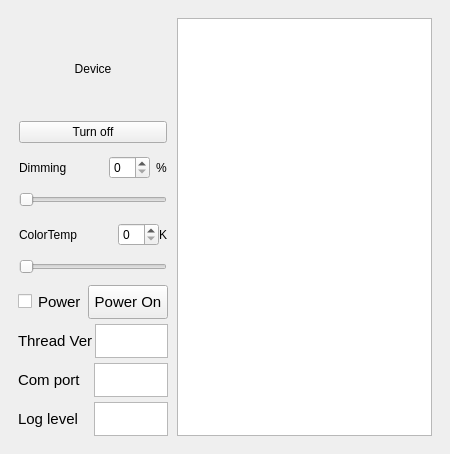
This is res/view/light.ui in Samsung/ioter as Qt 5 draws it before an edit. The edited form follows.
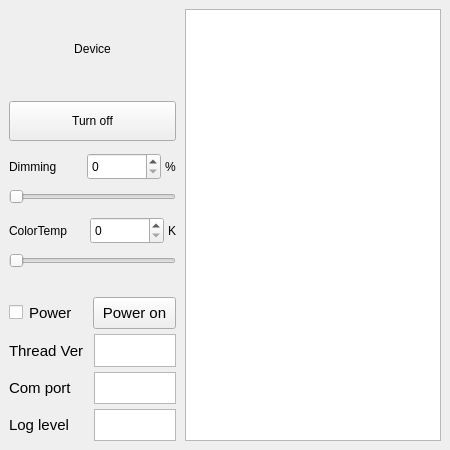
This is the edited form.

Patch:
```diff
--- a/res/view/light.ui
+++ b/res/view/light.ui
@@ -7,7 +7,7 @@
     <x>0</x>
     <y>0</y>
     <width>450</width>
-    <height>454</height>
+    <height>450</height>
    </rect>
   </property>
   <property name="windowTitle">
@@ -15,6 +15,18 @@
   </property>
   <widget class="QWidget" name="centralwidget">
    <layout class="QGridLayout" name="gridLayout" rowstretch="0" columnstretch="0">
+    <property name="leftMargin">
+     <number>0</number>
+    </property>
+    <property name="topMargin">
+     <number>0</number>
+    </property>
+    <property name="rightMargin">
+     <number>0</number>
+    </property>
+    <property name="bottomMargin">
+     <number>0</number>
+    </property>
     <property name="horizontalSpacing">
      <number>9</number>
     </property>
@@ -138,27 +150,33 @@
           </widget>
           <widget class="QWidget" name="page_2">
            <layout class="QVBoxLayout" name="verticalLayout_8">
+            <property name="spacing">
+             <number>0</number>
+            </property>
             <property name="leftMargin">
-             <number>1</number>
+             <number>0</number>
             </property>
             <property name="topMargin">
-             <number>1</number>
+             <number>0</number>
             </property>
             <property name="rightMargin">
-             <number>1</number>
+             <number>0</number>
             </property>
             <property name="bottomMargin">
-             <number>1</number>
+             <number>0</number>
             </property>
             <item>
-             <layout class="QVBoxLayout" name="verticalLayout_7" stretch="2,1,1">
+             <layout class="QVBoxLayout" name="verticalLayout_7" stretch="5,2,2,1">
               <property name="spacing">
-               <number>3</number>
+               <number>12</number>
+              </property>
+              <property name="bottomMargin">
+               <number>0</number>
               </property>
               <item>
-               <layout class="QVBoxLayout" name="verticalLayout_9" stretch="5,1">
+               <layout class="QVBoxLayout" name="verticalLayout_9" stretch="2,1">
                 <property name="bottomMargin">
-                 <number>5</number>
+                 <number>0</number>
                 </property>
                 <item>
                  <widget class="QLabel" name="labelDevicePicture">
@@ -174,6 +192,9 @@
                     <height>0</height>
                    </size>
                   </property>
+                  <property name="frameShape">
+                   <enum>QFrame::NoFrame</enum>
+                  </property>
                   <property name="text">
                    <string>Device</string>
                   </property>
@@ -206,7 +227,7 @@
               <item>
                <layout class="QVBoxLayout" name="verticalLayout_10" stretch="1,1">
                 <property name="spacing">
-                 <number>0</number>
+                 <number>8</number>
                 </property>
                 <property name="topMargin">
                  <number>0</number>
@@ -214,7 +235,7 @@
                 <item>
                  <layout class="QHBoxLayout" name="horizontalLayout_5" stretch="1,0,0">
                   <property name="spacing">
-                   <number>6</number>
+                   <number>4</number>
                   </property>
                   <item>
                    <widget class="QLabel" name="labelDeviceDimming">
@@ -233,7 +254,20 @@
                    </widget>
                   </item>
                   <item>
-                   <widget class="QSpinBox" name="spinboxDimming"/>
+                   <widget class="QSpinBox" name="spinboxDimming">
+                    <property name="minimumSize">
+                     <size>
+                      <width>74</width>
+                      <height>27</height>
+                     </size>
+                    </property>
+                    <property name="maximumSize">
+                     <size>
+                      <width>74</width>
+                      <height>27</height>
+                     </size>
+                    </property>
+                   </widget>
                   </item>
                   <item>
                    <widget class="QLabel" name="labelDimmingPercent">
@@ -271,13 +305,16 @@
               <item>
                <layout class="QVBoxLayout" name="verticalLayout_6" stretch="1,1">
                 <property name="spacing">
-                 <number>0</number>
+                 <number>8</number>
                 </property>
                 <property name="topMargin">
                  <number>0</number>
                 </property>
                 <item>
                  <layout class="QHBoxLayout" name="horizontalLayout_4" stretch="1,0,0">
+                  <property name="spacing">
+                   <number>4</number>
+                  </property>
                   <item>
                    <widget class="QLabel" name="labelDeviceColor">
                     <property name="sizePolicy">
@@ -295,7 +332,20 @@
                    </widget>
                   </item>
                   <item>
-                   <widget class="QSpinBox" name="spinboxColorTemp"/>
+                   <widget class="QSpinBox" name="spinboxColorTemp">
+                    <property name="minimumSize">
+                     <size>
+                      <width>74</width>
+                      <height>27</height>
+                     </size>
+                    </property>
+                    <property name="maximumSize">
+                     <size>
+                      <width>74</width>
+                      <height>27</height>
+                     </size>
+                    </property>
+                   </widget>
                   </item>
                   <item>
                    <widget class="QLabel" name="labelColorTemp">
@@ -330,6 +380,22 @@
                 </item>
                </layout>
               </item>
+              <item>
+               <spacer name="horizontalSpacer">
+                <property name="orientation">
+                 <enum>Qt::Horizontal</enum>
+                </property>
+                <property name="sizeType">
+                 <enum>QSizePolicy::Expanding</enum>
+                </property>
+                <property name="sizeHint" stdset="0">
+                 <size>
+                  <width>40</width>
+                  <height>20</height>
+                 </size>
+                </property>
+               </spacer>
+              </item>
              </layout>
             </item>
            </layout>
@@ -364,10 +430,13 @@
                 <property name="orientation">
                  <enum>Qt::Vertical</enum>
                 </property>
+                <property name="sizeType">
+                 <enum>QSizePolicy::Preferred</enum>
+                </property>
                 <property name="sizeHint" stdset="0">
                  <size>
                   <width>5</width>
-                  <height>40</height>
+                  <height>30</height>
                  </size>
                 </property>
                </spacer>
@@ -397,7 +466,7 @@
               <property name="minimumSize">
                <size>
                 <width>0</width>
-                <height>34</height>
+                <height>0</height>
                </size>
               </property>
               <property name="maximumSize">
@@ -412,7 +481,7 @@
                </font>
               </property>
               <property name="text">
-               <string>Power On</string>
+               <string>Power on</string>
               </property>
              </widget>
             </item>
@@ -446,7 +515,7 @@
               <property name="minimumSize">
                <size>
                 <width>0</width>
-                <height>34</height>
+                <height>0</height>
                </size>
               </property>
               <property name="maximumSize">
@@ -492,7 +561,7 @@
               <property name="minimumSize">
                <size>
                 <width>0</width>
-                <height>34</height>
+                <height>0</height>
                </size>
               </property>
               <property name="maximumSize">
@@ -538,7 +607,7 @@
               <property name="minimumSize">
                <size>
                 <width>0</width>
-                <height>34</height>
+                <height>0</height>
                </size>
               </property>
               <property name="maximumSize">
```
